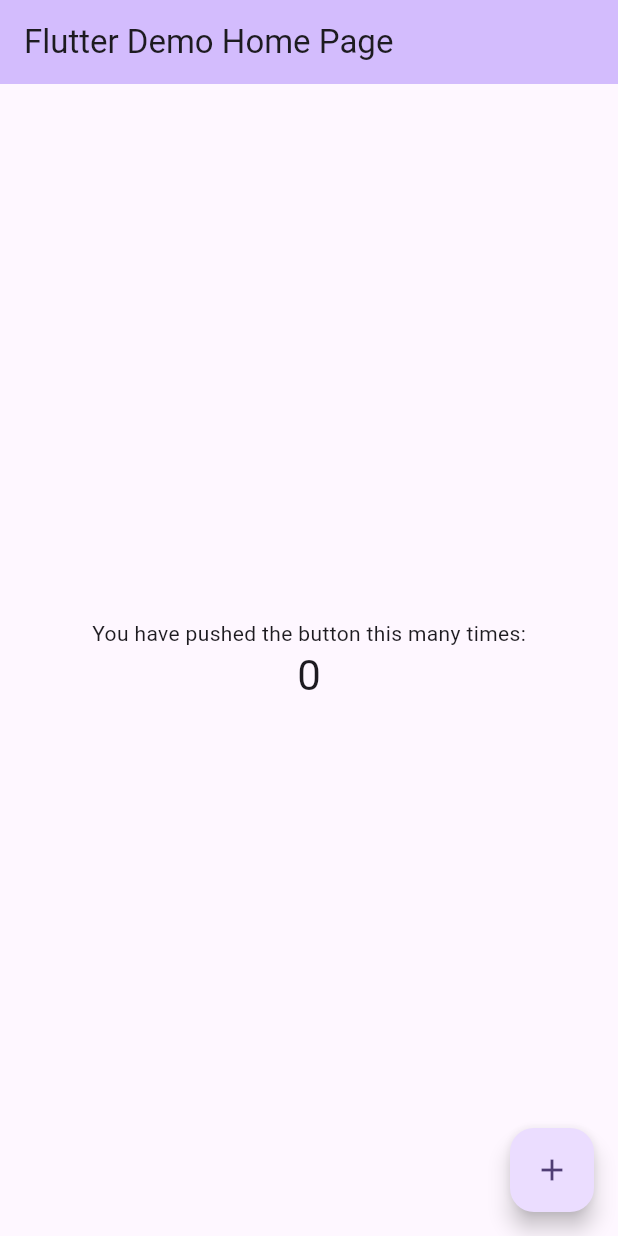
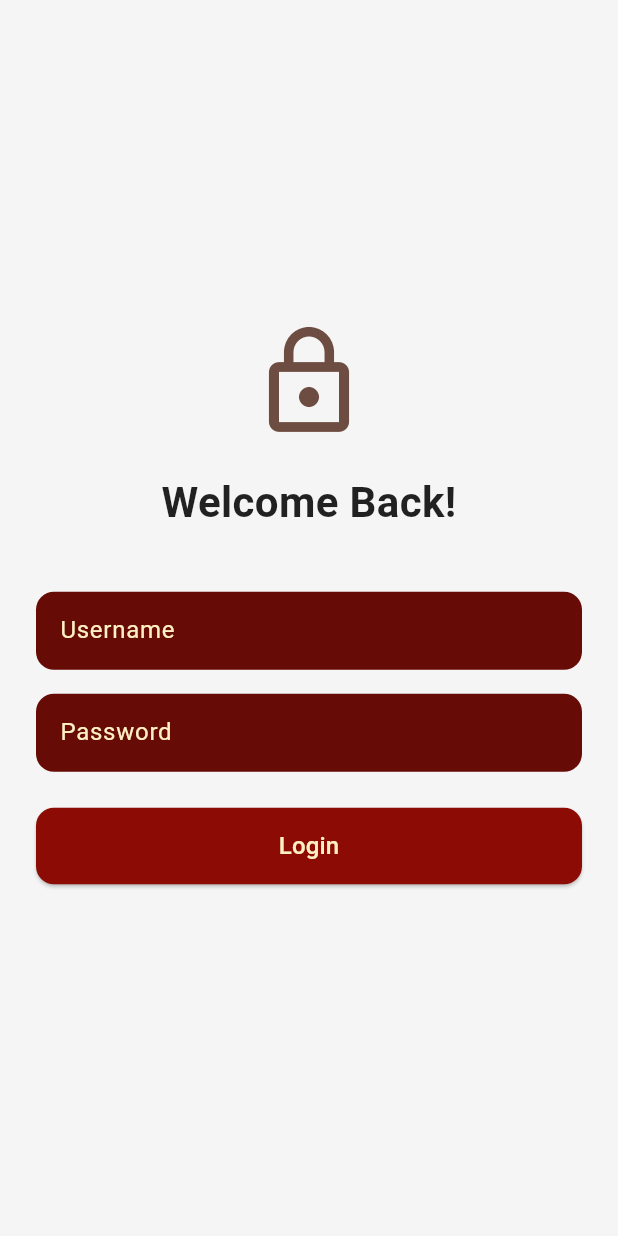
Before and after one commit to ghazyabyu/todolistflutter, a Flutter app: the screen it shows after launch, on a phone screen of 412 x 824 dp. Run offline on Flutter 3.47's test engine with Material 3 defaults, Android fonts, the phone set to English and light mode, and no system bars; our stand-ins replace get.

Commit message:
login-page

```diff
--- a/lib/bindings/authbinding.dart
+++ b/lib/bindings/authbinding.dart
@@ -0,0 +1,9 @@
+import 'package:get/get.dart';
+import '../controllers/authcontroller.dart';
+
+class AuthBinding extends Bindings {
+  @override
+  void dependencies() {
+    Get.lazyPut<AuthController>(() => AuthController());
+  }
+}
--- a/lib/components/custombutton.dart
+++ b/lib/components/custombutton.dart
@@ -0,0 +1,29 @@
+import 'package:flutter/material.dart';
+
+class CustomButton extends StatelessWidget {
+  final String text;
+  final VoidCallback onPressed;
+
+  const CustomButton({super.key, required this.text, required this.onPressed});
+
+  @override
+  Widget build(BuildContext context) {
+    return SizedBox(
+      width: double.infinity,
+      child: ElevatedButton(
+        style: ElevatedButton.styleFrom(
+          backgroundColor: const Color(0xFF8C0B04),
+          padding: const EdgeInsets.symmetric(vertical: 14),
+          shape: RoundedRectangleBorder(
+            borderRadius: BorderRadius.circular(12),
+          ),
+        ),
+        onPressed: onPressed,
+        child: Text(
+          text,
+          style: const TextStyle(fontSize: 16, color: Color(0xFFFFF0C4)),
+        ),
+      ),
+    );
+  }
+}
--- a/lib/components/customtextfield.dart
+++ b/lib/components/customtextfield.dart
@@ -0,0 +1,34 @@
+import 'package:flutter/material.dart';
+
+class CustomTextField extends StatelessWidget {
+  final TextEditingController controller;
+  final String hint;
+  final bool obscureText;
+
+  const CustomTextField({
+    super.key,
+    required this.controller,
+    required this.hint,
+    this.obscureText = false,
+  });
+
+  @override
+  Widget build(BuildContext context) {
+    return TextField(
+      controller: controller,
+      obscureText: obscureText,
+      style: const TextStyle(color: Colors.white),
+      decoration: InputDecoration(
+        hintText: hint,
+        hintStyle: const TextStyle(color: Color(0xFFFFF0C4)), // krem
+        filled: true,
+        fillColor: const Color(0xFF660B05), // maroon
+        border: OutlineInputBorder(
+          borderRadius: BorderRadius.circular(12),
+          borderSide: BorderSide.none,
+        ),
+        contentPadding: const EdgeInsets.symmetric(horizontal: 12, vertical: 14),
+      ),
+    );
+  }
+}
--- a/lib/controllers/authcontroller.dart
+++ b/lib/controllers/authcontroller.dart
@@ -0,0 +1,20 @@
+import 'package:get/get.dart';
+
+class AuthController extends GetxController {
+  var isLoggedIn = false.obs;
+
+  final String dummyUsername = "admin";
+  final String dummyPassword = "12345";
+
+  bool login(String username, String password) {
+    if (username == dummyUsername && password == dummyPassword) {
+      isLoggedIn.value = true;
+      return true;
+    }
+    return false;
+  }
+
+  void logout() {
+    isLoggedIn.value = false;
+  }
+}
--- a/lib/main.dart
+++ b/lib/main.dart
@@ -1,122 +1,18 @@
 import 'package:flutter/material.dart';
+import 'package:get/get_navigation/get_navigation.dart';
+import 'package:todolistflutter/bindings/authbinding.dart';
+import 'package:todolistflutter/pages/login_page.dart';
 
 void main() {
-  runApp(const MyApp());
+  runApp( MyApp());
 }
 
 class MyApp extends StatelessWidget {
-  const MyApp({super.key});
-
-  // This widget is the root of your application.
   @override
   Widget build(BuildContext context) {
-    return MaterialApp(
-      title: 'Flutter Demo',
-      theme: ThemeData(
-        // This is the theme of your application.
-        //
-        // TRY THIS: Try running your application with "flutter run". You'll see
-        // the application has a purple toolbar. Then, without quitting the app,
-        // try changing the seedColor in the colorScheme below to Colors.green
-        // and then invoke "hot reload" (save your changes or press the "hot
-        // reload" button in a Flutter-supported IDE, or press "r" if you used
-        // the command line to start the app).
-        //
-        // Notice that the counter didn't reset back to zero; the application
-        // state is not lost during the reload. To reset the state, use hot
-        // restart instead.
-        //
-        // This works for code too, not just values: Most code changes can be
-        // tested with just a hot reload.
-        colorScheme: ColorScheme.fromSeed(seedColor: Colors.deepPurple),
-      ),
-      home: const MyHomePage(title: 'Flutter Demo Home Page'),
+    return GetMaterialApp(
+      initialBinding: AuthBinding(),
+      home: LoginPage(),
     );
   }
 }
-
-class MyHomePage extends StatefulWidget {
-  const MyHomePage({super.key, required this.title});
-
-  // This widget is the home page of your application. It is stateful, meaning
-  // that it has a State object (defined below) that contains fields that affect
-  // how it looks.
-
-  // This class is the configuration for the state. It holds the values (in this
-  // case the title) provided by the parent (in this case the App widget) and
-  // used by the build method of the State. Fields in a Widget subclass are
-  // always marked "final".
-
-  final String title;
-
-  @override
-  State<MyHomePage> createState() => _MyHomePageState();
-}
-
-class _MyHomePageState extends State<MyHomePage> {
-  int _counter = 0;
-
-  void _incrementCounter() {
-    setState(() {
-      // This call to setState tells the Flutter framework that something has
-      // changed in this State, which causes it to rerun the build method below
-      // so that the display can reflect the updated values. If we changed
-      // _counter without calling setState(), then the build method would not be
-      // called again, and so nothing would appear to happen.
-      _counter++;
-    });
-  }
-
-  @override
-  Widget build(BuildContext context) {
-    // This method is rerun every time setState is called, for instance as done
-    // by the _incrementCounter method above.
-    //
-    // The Flutter framework has been optimized to make rerunning build methods
-    // fast, so that you can just rebuild anything that needs updating rather
-    // than having to individually change instances of widgets.
-    return Scaffold(
-      appBar: AppBar(
-        // TRY THIS: Try changing the color here to a specific color (to
-        // Colors.amber, perhaps?) and trigger a hot reload to see the AppBar
-        // change color while the other colors stay the same.
-        backgroundColor: Theme.of(context).colorScheme.inversePrimary,
-        // Here we take the value from the MyHomePage object that was created by
-        // the App.build method, and use it to set our appbar title.
-        title: Text(widget.title),
-      ),
-      body: Center(
-        // Center is a layout widget. It takes a single child and positions it
-        // in the middle of the parent.
-        child: Column(
-          // Column is also a layout widget. It takes a list of children and
-          // arranges them vertically. By default, it sizes itself to fit its
-          // children horizontally, and tries to be as tall as its parent.
-          //
-          // Column has various properties to control how it sizes itself and
-          // how it positions its children. Here we use mainAxisAlignment to
-          // center the children vertically; the main axis here is the vertical
-          // axis because Columns are vertical (the cross axis would be
-          // horizontal).
-          //
-          // TRY THIS: Invoke "debug painting" (choose the "Toggle Debug Paint"
-          // action in the IDE, or press "p" in the console), to see the
-          // wireframe for each widget.
-          mainAxisAlignment: MainAxisAlignment.center,
-          children: <Widget>[
-            const Text('You have pushed the button this many times:'),
-            Text(
-              '$_counter',
-              style: Theme.of(context).textTheme.headlineMedium,
-            ),
-          ],
-        ),
-      ),
-      floatingActionButton: FloatingActionButton(
-        onPressed: _incrementCounter,
-        tooltip: 'Increment',
-        child: const Icon(Icons.add),
-      ), // This trailing comma makes auto-formatting nicer for build methods.
-    );
-  }
-}
--- a/lib/pages/dashboard_page.dart
+++ b/lib/pages/dashboard_page.dart
@@ -0,0 +1,20 @@
+import 'package:flutter/material.dart';
+
+class DashboardPage extends StatelessWidget {
+  const DashboardPage({super.key});
+
+  @override
+  Widget build(BuildContext context) {
+    return Scaffold(
+      appBar: AppBar(
+        title: const Text("Dashboard"),
+      ),
+      body: const Center(
+        child: Text(
+          "Selamat datang di Dashboard 🎉",
+          style: TextStyle(fontSize: 20, fontWeight: FontWeight.bold),
+        ),
+      ),
+    );
+  }
+}
--- a/lib/pages/login_page.dart
+++ b/lib/pages/login_page.dart
@@ -0,0 +1,87 @@
+import 'package:flutter/material.dart';
+import 'package:get/get.dart';
+import '../controllers/authcontroller.dart';
+import '../components/customtextfield.dart';
+import '../components/custombutton.dart';
+import 'dashboard_page.dart';
+
+class LoginPage extends StatelessWidget {
+  LoginPage({super.key});
+
+  final TextEditingController username = TextEditingController();
+  final TextEditingController password = TextEditingController();
+
+  @override
+  Widget build(BuildContext context) {
+    final AuthController authC = Get.find();
+
+    return Scaffold(
+      backgroundColor: const Color(0xFFF5F5F5),
+      body: Center(
+        child: SingleChildScrollView(
+          padding: const EdgeInsets.all(24),
+          child: Column(
+            mainAxisAlignment: MainAxisAlignment.center,
+            children: [
+
+              Icon(
+                Icons.lock_outline,
+                size: 80,
+                color: Colors.brown.shade600,
+              ),
+              const SizedBox(height: 20),
+
+              const Text(
+                "Welcome Back!",
+                style: TextStyle(
+                  fontSize: 28,
+                  fontWeight: FontWeight.bold,
+                  color: Colors.black87,
+                ),
+                textAlign: TextAlign.center,
+              ),
+              const SizedBox(height: 40),
+
+
+              CustomTextField(
+                controller: username,
+                hint: "Username",
+              ),
+              const SizedBox(height: 16),
+              CustomTextField(
+                controller: password,
+                hint: "Password",
+                obscureText: true,
+              ),
+              const SizedBox(height: 24),
+              CustomButton(
+                text: "Login",
+                onPressed: () {
+                  bool success = authC.login(username.text, password.text);
+                  if (success) {
+                    Get.offAll(() => const DashboardPage());
+                  } else {
+                    Get.snackbar(
+                      "Login Failed",
+                      "Username atau password salah",
+                      snackPosition: SnackPosition.BOTTOM,
+                      backgroundColor: Colors.redAccent,
+                      colorText: Colors.white,
+                    );
+                  }
+                },
+              ),
+
+              const SizedBox(height: 20),
+
+              Row(
+                mainAxisAlignment: MainAxisAlignment.center,
+
+              )
+            ],
+          ),
+        ),
+      ),
+    );
+  }
+}
```
